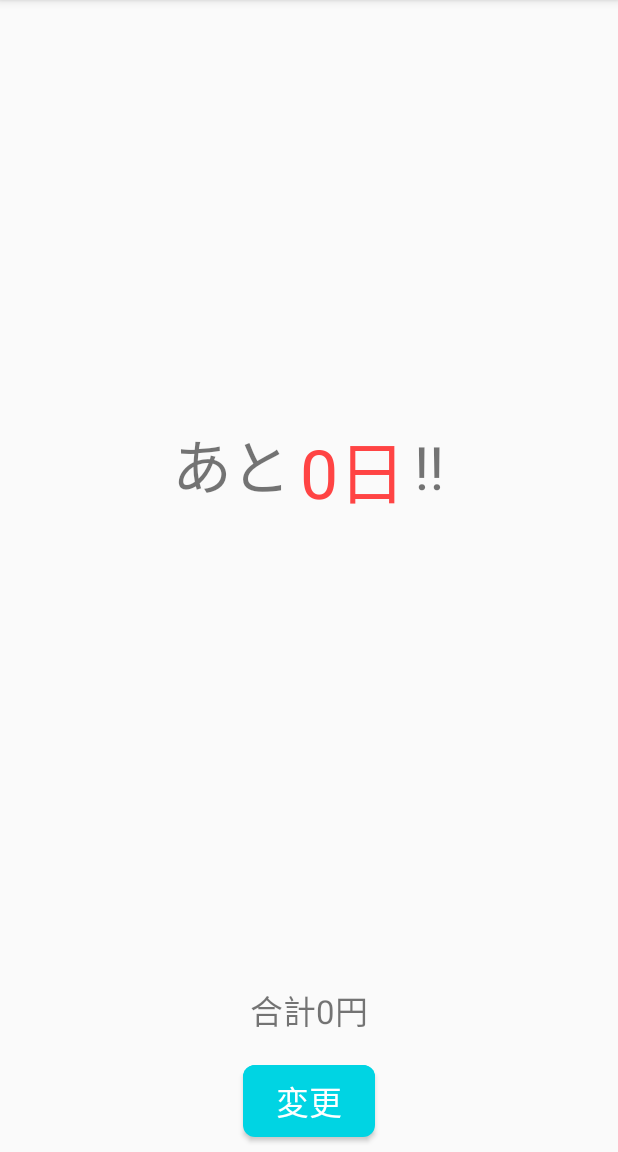
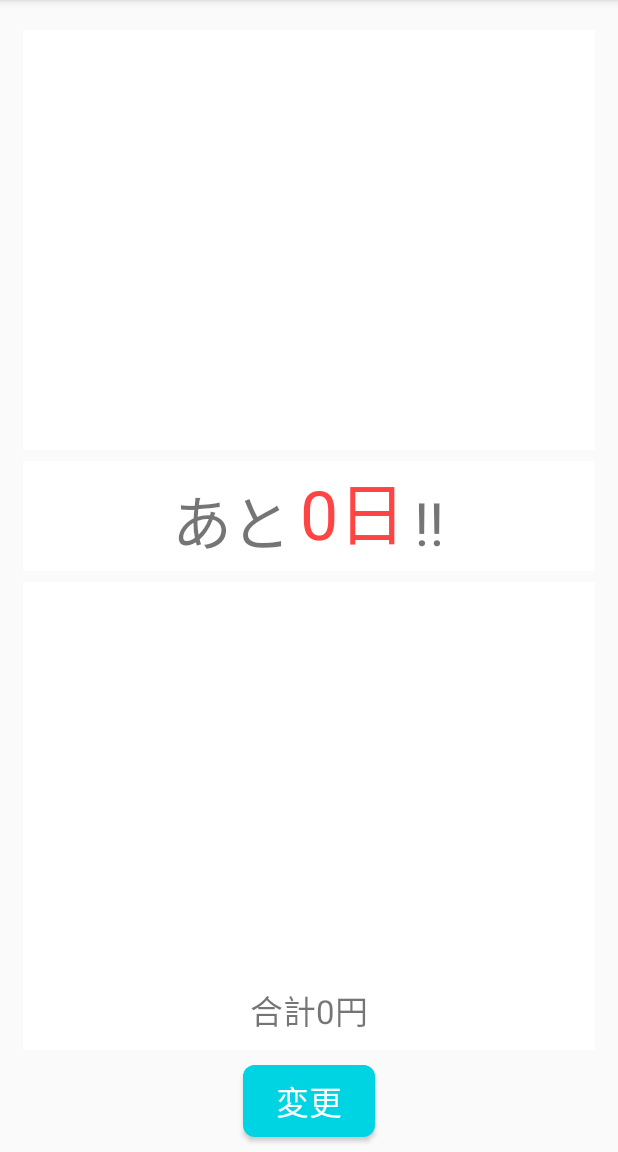
Before and after one commit to midoridera/MoneyMade, an Android app: the Memo2Activity screen opened directly, with no data from a screen before it, on a phone screen of 412 x 824 dp, the part 84-1236 px from its top. Run offline under Robolectric (Android 15) with nearby library versions, the phone set to English and light mode, and no system bars; libraries missing offline, so code that uses them is left out: io.realm; Roboto replaces fonts that are not available here; 3 statements that could not run were skipped.

Commit message:
layoutcolor1

```diff
--- a/app/src/main/java/midoridera/io/moneymade/MainActivity.java
+++ b/app/src/main/java/midoridera/io/moneymade/MainActivity.java
@@ -65,8 +65,6 @@ public class MainActivity extends AppCompatActivity implements TimePickerDialog.
         listView = (ListView) findViewById(R.id.listView);
 
         wantTextView = (TextView) findViewById(R.id.wantTextView);
-
-        timeSumTextView = (TextView) findViewById(R.id.timeSumTextView);
 
         jikyuEditText2 = (EditText) findViewById(R.id.jikyuEditText2);
 
--- a/app/src/main/res/layout/activity_memo2.xml
+++ b/app/src/main/res/layout/activity_memo2.xml
@@ -14,25 +14,23 @@
             android:id="@+id/container"
             android:layout_width="match_parent"
             android:layout_height="280dp"
+            android:layout_marginLeft="15dp"
+            android:layout_marginTop="20dp"
+            android:layout_marginRight="15dp"
+            android:background="@android:color/white"
             android:onClick="work"
-            android:orientation="vertical"></LinearLayout>
+            android:orientation="vertical">
+
+        </LinearLayout>
 
         <LinearLayout
             android:layout_width="match_parent"
-            android:layout_height="0dp"
-            android:layout_weight="1"
-            android:orientation="vertical">
-
-            <!--<ImageView-->
-            <!--android:id="@+id/imageView"-->
-            <!--android:layout_width="270dp"-->
-            <!--android:layout_height="248dp"-->
-            <!--android:layout_gravity="center_horizontal"-->
-            <!--app:srcCompat="@drawable/clock1" />-->
-
-            <LinearLayout
-                android:layout_width="match_parent"
-                android:layout_height="wrap_content"
+            android:layout_height="73dp"
+            android:layout_marginLeft="15dp"
+            android:layout_marginTop="7dp"
+            android:layout_marginRight="15dp"
+            android:layout_marginBottom="2dp"
+            android:background="@android:color/white"
             android:onClick="work"
             android:orientation="horizontal">
 
@@ -40,6 +38,7 @@
                 android:id="@+id/textView13"
                 android:layout_width="wrap_content"
                 android:layout_height="wrap_content"
+                android:layout_marginTop="10dp"
                 android:layout_weight="1"
                 android:gravity="right"
                 android:onClick="work"
@@ -63,12 +62,31 @@
                 android:id="@+id/textView14"
                 android:layout_width="wrap_content"
                 android:layout_height="wrap_content"
+                android:layout_marginTop="10dp"
                 android:layout_weight="1"
                 android:gravity="left"
                 android:onClick="work"
                 android:text="‼"
                 android:textSize="40sp" />
         </LinearLayout>
+
+        <LinearLayout
+            android:layout_width="match_parent"
+            android:layout_height="0dp"
+            android:layout_marginLeft="15dp"
+            android:layout_marginTop="5dp"
+            android:layout_marginRight="15dp"
+            android:layout_marginBottom="10dp"
+            android:layout_weight="1"
+            android:background="@android:color/white"
+            android:orientation="vertical">
+
+            <!--<ImageView-->
+            <!--android:id="@+id/imageView"-->
+            <!--android:layout_width="270dp"-->
+            <!--android:layout_height="248dp"-->
+            <!--android:layout_gravity="center_horizontal"-->
+            <!--app:srcCompat="@drawable/clock1" />-->
 
             <!--<TextView-->
             <!--android:id="@+id/timeGoalText"-->
@@ -91,10 +109,15 @@
                 android:layout_width="wrap_content"
                 android:layout_height="wrap_content"
                 android:layout_gravity="center_horizontal"
+                android:layout_marginLeft="15dp"
                 android:layout_marginTop="8dp"
-                android:layout_marginBottom="20dp"
+                android:layout_marginRight="15dp"
+                android:layout_marginBottom="10dp"
+                android:background="@android:color/white"
                 android:fontFamily="@font/amiko"
                 android:textSize="22sp" />
+
+        </LinearLayout>
 
         <Button
             android:id="@+id/button3"
@@ -110,6 +133,5 @@
             android:textColor="@android:color/white"
             android:textSize="22sp" />
     </LinearLayout>
-    </LinearLayout>
 
 </RelativeLayout>
```
Also changed, not shown: app/src/main/java/midoridera/io/moneymade/Memo2Activity.java (+7 -10 lines), app/src/main/res/layout/activity_main.xml (+26 -30 lines). Lines whose indentation alone changed are shown as unchanged.
